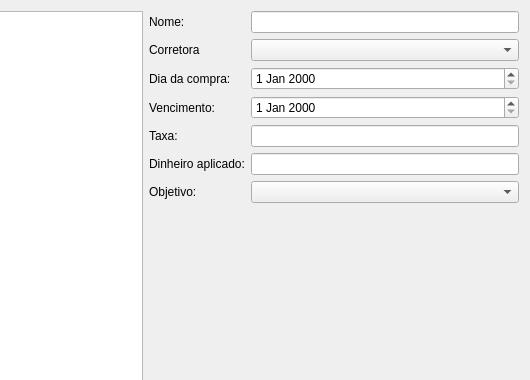
Old version of the form forms/assetEditor.ui in the repository gusttav-lang/Financial-Controller; both pictures show x 238 to 768 and y 0 to 380 of the 768 by 554 pixel window.
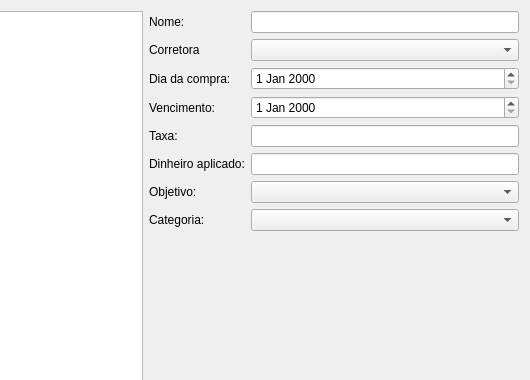
New version of the form.

Commit message: Ajustado open e adicionado asset_category

The edit to the form file:
```diff
--- a/forms/assetEditor.ui
+++ b/forms/assetEditor.ui
@@ -111,6 +111,16 @@
      <item row="1" column="1">
       <widget class="QComboBox" name="comboBox_brokers"/>
      </item>
+     <item row="7" column="0">
+      <widget class="QLabel" name="label_8">
+       <property name="text">
+        <string>Categoria:</string>
+       </property>
+      </widget>
+     </item>
+     <item row="7" column="1">
+      <widget class="QComboBox" name="comboBox_categories"/>
+     </item>
     </layout>
    </item>
   </layout>
```
The commit also changes 8 other files.
